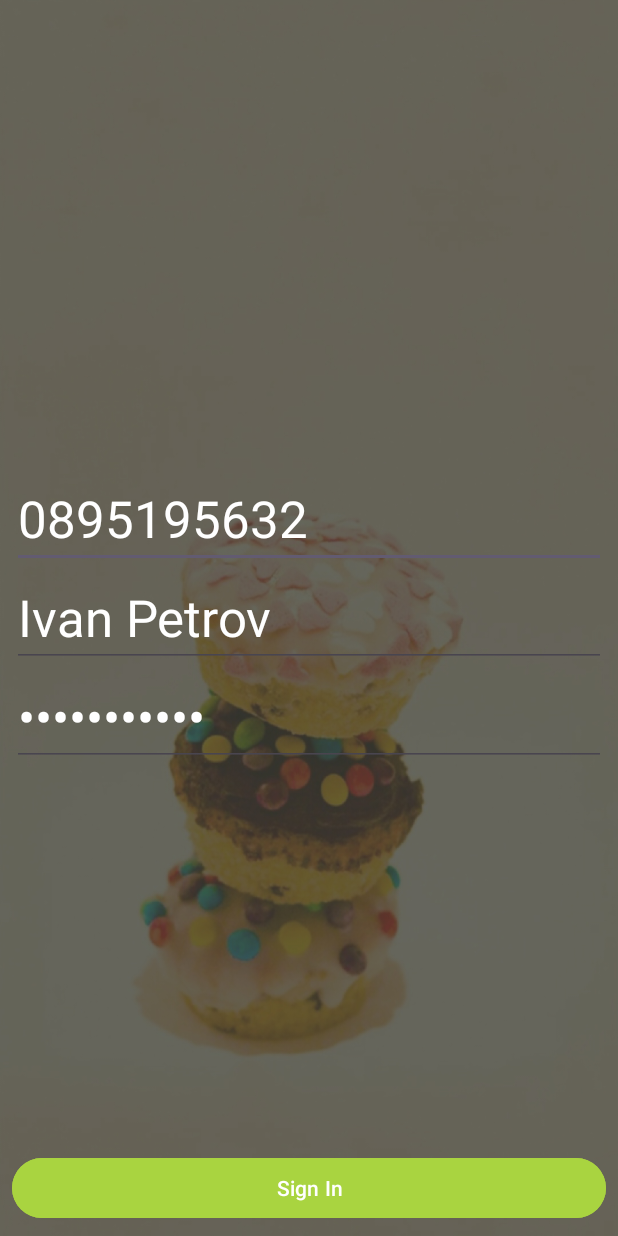
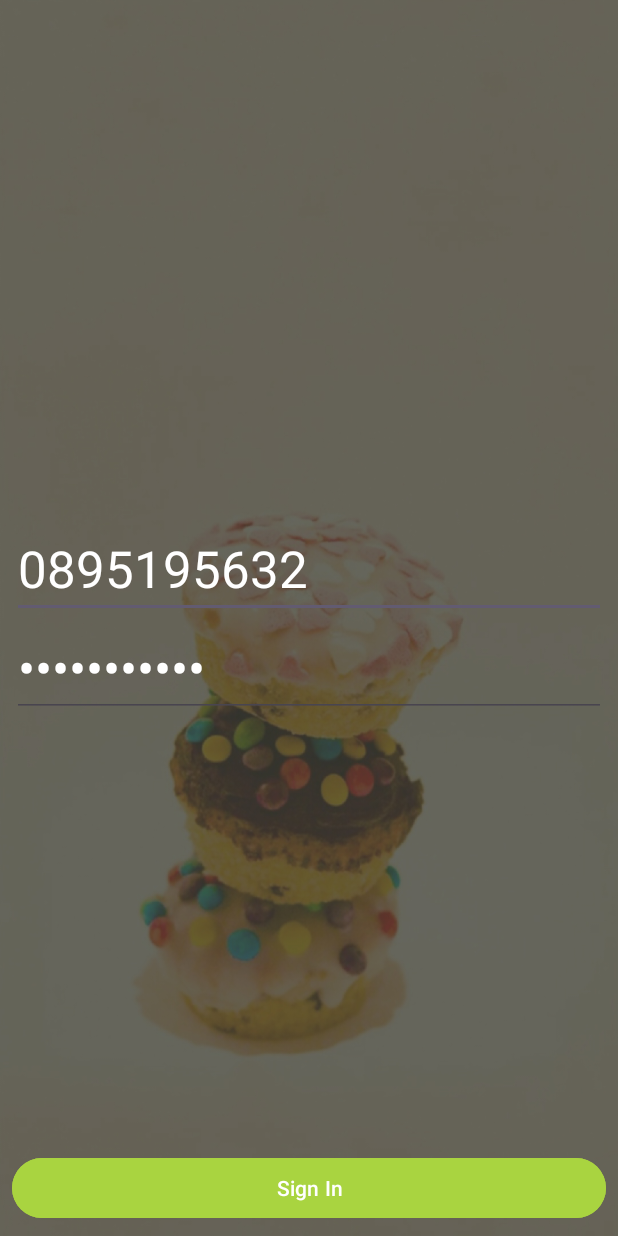
Before and after one commit to CharlieScarver/NomNomFood, an Android app: the SignIn screen opened directly, with no data from a screen before it, on a phone screen of 412 x 824 dp. Run offline under Robolectric (Android 15) with nearby library versions, the phone set to English and light mode, and no system bars; our stand-ins replace Firebase (no records; nobody signed in at launch, a user with empty details on screens opened directly); plain views replace FButton, MaterialEditText.

Commit message:
Fixed slogan text, removed name field on signIn screen

```diff
--- a/app/src/main/res/layout/activity_main.xml
+++ b/app/src/main/res/layout/activity_main.xml
@@ -23,7 +23,9 @@
             android:id="@+id/txtSlogan"
             android:textColor="@android:color/white"
             android:layout_width="200dp"
-            android:layout_height="wrap_content" />
+            android:layout_height="wrap_content"
+            android:layout_marginTop="24dp"
+            android:text="@string/slogan"/>
 
 
     </LinearLayout>
--- a/app/src/main/res/layout/activity_sign_in.xml
+++ b/app/src/main/res/layout/activity_sign_in.xml
@@ -29,24 +29,6 @@
             app:met_baseColor="@android:color/white"
             app:met_floatingLabel="highlight"
             app:met_maxCharacters="11"
-            app:met_primaryColor="@android:color/white"
-            app:met_singleLineEllipsis="true"
-            />
-            -->
-
-        <EditText
-            android:id="@+id/edtName"
-            android:hint="@string/name"
-            android:layout_width="match_parent"
-            android:layout_height="wrap_content"
-            android:textColorHint="@android:color/white"
-            android:text="Ivan Petrov"
-            android:textColor="@android:color/white"
-            android:textSize="34sp" />
-            <!--
-            app:met_baseColor="@android:color/white"
-            app:met_floatingLabel="highlight"
-            app:met_maxCharacters="20"
             app:met_primaryColor="@android:color/white"
             app:met_singleLineEllipsis="true"
             />
--- a/app/src/main/res/values/strings.xml
+++ b/app/src/main/res/values/strings.xml
@@ -1,6 +1,6 @@
 <resources>
     <string name="app_name">NomNomFood</string>
-    <string name="slogan">No matter where you are: whether you are at home, or in the office, or on the beach - we will find you and we will feed you</string>
+    <string name="slogan">We\'ll feed you,\nno matter where you are</string>
     <string name="sign_up">Sign Up</string>
     <string name="sign_in">Sign In</string>
     <string name="phone_number">Phone Number</string>
```
